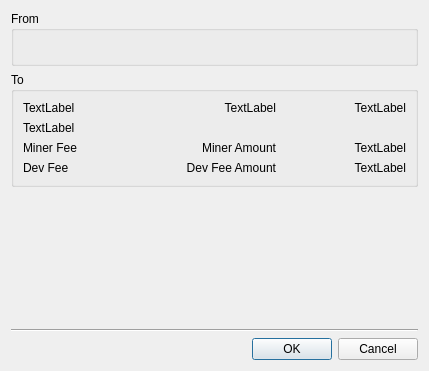
Old version of the form src/confirm.ui in the repository z-bitcoinz/BitcoinZ_Blue.
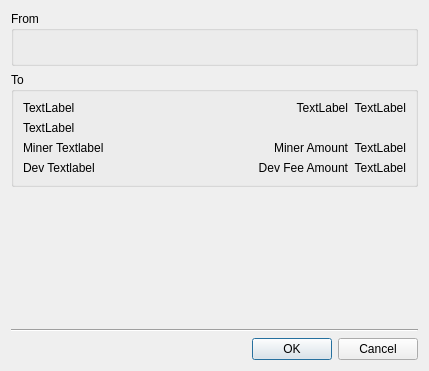
New version of the form.

```diff
--- a/src/confirm.ui
+++ b/src/confirm.ui
@@ -41,6 +41,12 @@
      <layout class="QGridLayout" name="gridLayout">
       <item row="3" column="1">
        <widget class="QLabel" name="devFee">
+        <property name="sizePolicy">
+         <sizepolicy hsizetype="Expanding" vsizetype="Preferred">
+          <horstretch>0</horstretch>
+          <verstretch>0</verstretch>
+         </sizepolicy>
+        </property>
         <property name="text">
          <string>Dev Fee Amount</string>
         </property>
@@ -51,6 +57,12 @@
       </item>
       <item row="0" column="1">
        <widget class="QLabel" name="Amt1">
+        <property name="sizePolicy">
+         <sizepolicy hsizetype="Expanding" vsizetype="Preferred">
+          <horstretch>0</horstretch>
+          <verstretch>0</verstretch>
+         </sizepolicy>
+        </property>
         <property name="text">
          <string>TextLabel</string>
         </property>
@@ -62,12 +74,18 @@
       <item row="3" column="0">
        <widget class="QLabel" name="labelDevFee">
         <property name="text">
-         <string>Dev Fee</string>
+         <string>Dev Textlabel</string>
         </property>
        </widget>
       </item>
       <item row="2" column="1">
        <widget class="QLabel" name="minerFee">
+        <property name="sizePolicy">
+         <sizepolicy hsizetype="Expanding" vsizetype="Preferred">
+          <horstretch>0</horstretch>
+          <verstretch>0</verstretch>
+         </sizepolicy>
+        </property>
         <property name="text">
          <string>Miner Amount</string>
         </property>
@@ -89,12 +107,18 @@
       <item row="2" column="0">
        <widget class="QLabel" name="labelMinerFee">
         <property name="text">
-         <string>Miner Fee</string>
+         <string>Miner Textlabel</string>
         </property>
        </widget>
       </item>
       <item row="0" column="2">
        <widget class="QLabel" name="AmtUSD1">
+        <property name="sizePolicy">
+         <sizepolicy hsizetype="Minimum" vsizetype="Preferred">
+          <horstretch>0</horstretch>
+          <verstretch>0</verstretch>
+         </sizepolicy>
+        </property>
         <property name="text">
          <string>TextLabel</string>
         </property>
@@ -112,6 +136,12 @@
       </item>
       <item row="2" column="2">
        <widget class="QLabel" name="minerFeeUSD">
+        <property name="sizePolicy">
+         <sizepolicy hsizetype="Minimum" vsizetype="Preferred">
+          <horstretch>0</horstretch>
+          <verstretch>0</verstretch>
+         </sizepolicy>
+        </property>
         <property name="text">
          <string>TextLabel</string>
         </property>
@@ -122,6 +152,12 @@
       </item>
       <item row="3" column="2">
        <widget class="QLabel" name="devFeeUSD">
+        <property name="sizePolicy">
+         <sizepolicy hsizetype="Minimum" vsizetype="Preferred">
+          <horstretch>0</horstretch>
+          <verstretch>0</verstretch>
+         </sizepolicy>
+        </property>
         <property name="text">
          <string>TextLabel</string>
         </property>
```
